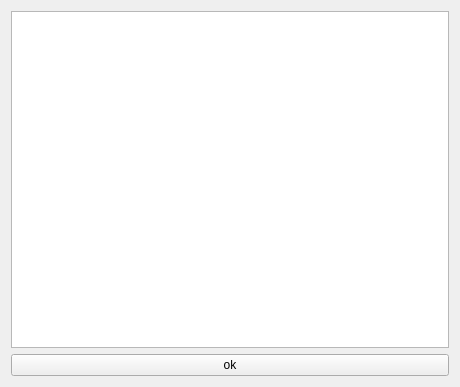
Qt form twitter_analysis/core/gui/ui_files/widget_classification_report.ui (atrevisan/EventAnalyser) before a commit.
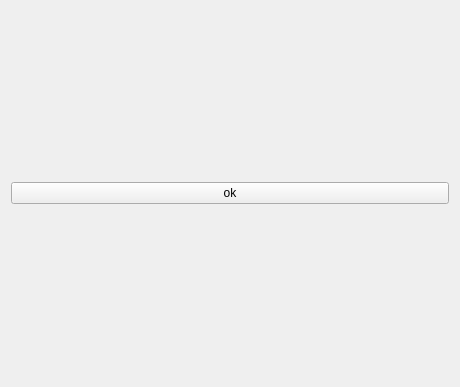
The same form after that commit.

Commit message: + widget sentiment classifier config + classification report

Patch:
```diff
--- a/twitter_analysis/core/gui/ui_files/widget_classification_report.ui
+++ b/twitter_analysis/core/gui/ui_files/widget_classification_report.ui
@@ -15,7 +15,7 @@
   </property>
   <layout class="QVBoxLayout" name="verticalLayout">
    <item>
-    <widget class="QTextEdit" name="text_edit_classification_report"/>
+    <layout class="QVBoxLayout" name="vlayout_table"/>
    </item>
    <item>
     <widget class="QPushButton" name="button_ok">
```
The commit also changes 7 other files.
